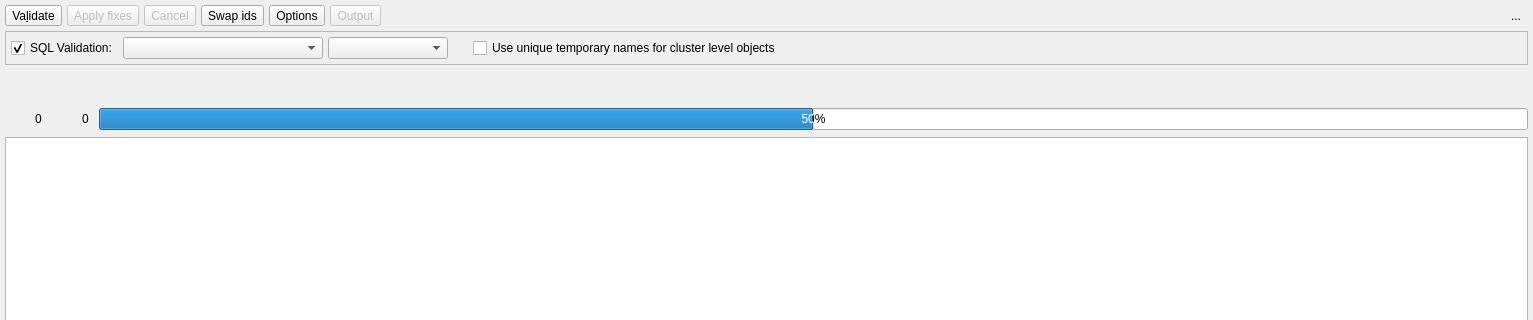
Qt form libs/libgui/ui/tools/modelvalidationwidget.ui (pgmodeler/pgmodeler) before a commit; both pictures show x 0 to 1533 and y 0 to 320 of the 1533 by 580 pixel window.
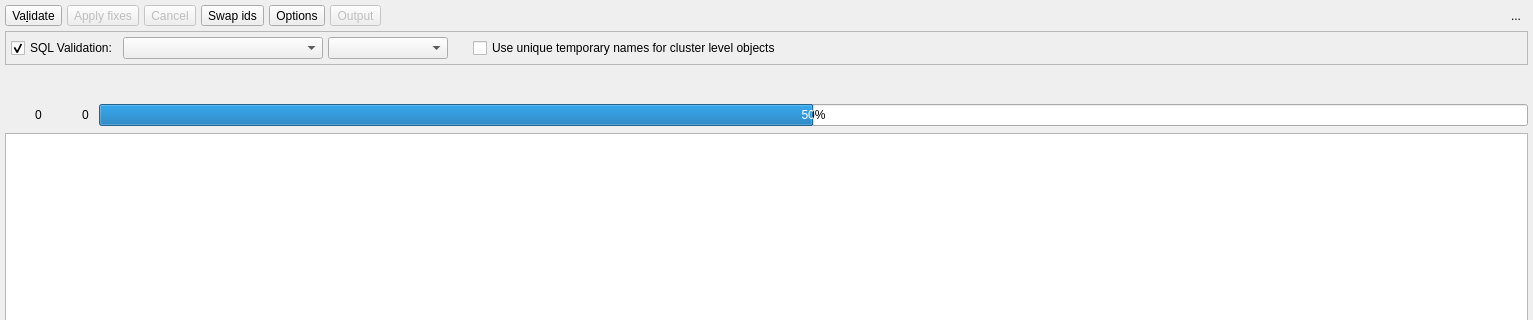
The same form after that commit. Icons and pictures are not drawn.

```diff
--- a/libs/libgui/ui/tools/modelvalidationwidget.ui
+++ b/libs/libgui/ui/tools/modelvalidationwidget.ui
@@ -683,14 +683,14 @@
           </property>
           <property name="minimumSize">
            <size>
-            <width>32</width>
-            <height>32</height>
+            <width>28</width>
+            <height>28</height>
            </size>
           </property>
           <property name="maximumSize">
            <size>
-            <width>32</width>
-            <height>32</height>
+            <width>28</width>
+            <height>28</height>
            </size>
           </property>
           <property name="text">
```
